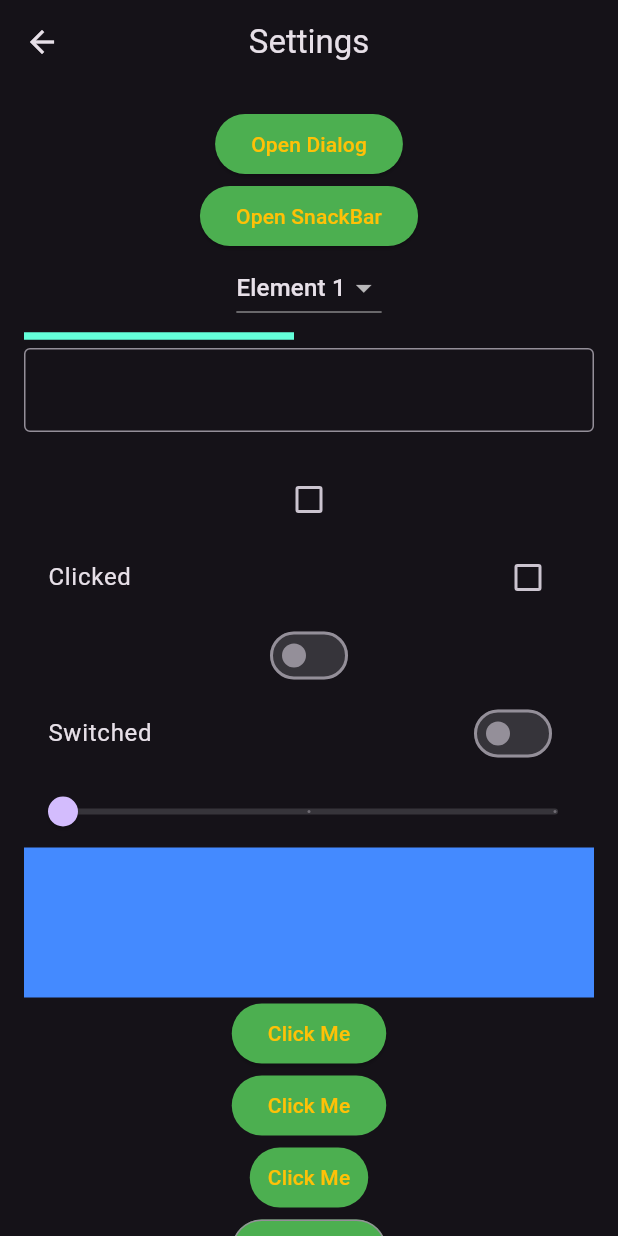
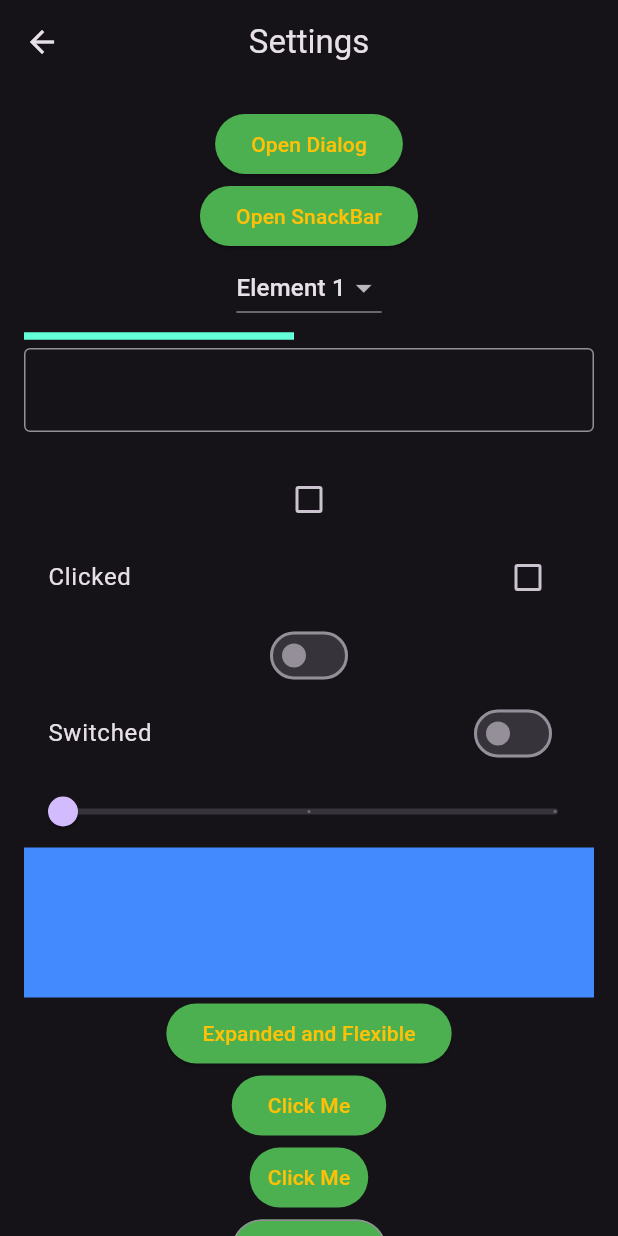
Before and after one commit to Mohamed-Samir-Ibrahim/Practice, a Flutter app: the SettingPage screen opened directly, after a tap on "Click Me", on a phone screen of 412 x 824 dp. Run offline on Flutter 3.47's test engine with Material 3 defaults, Android fonts, the phone set to English and light mode, and no system bars; our stand-ins replace lottie, shared_preferences; accounts and stored records are empty.

Commit message:
feat: added expanded-and-flexible-widgets.

```diff
--- a/lib/second_basics/presentation/view/setting_page.dart
+++ b/lib/second_basics/presentation/view/setting_page.dart
@@ -1,4 +1,5 @@
 import 'package:flutter/material.dart';
+import 'package:flutter_practice/second_basics/presentation/view/expanded_flexible_widget.dart';
 
 class SettingPage extends StatefulWidget {
   const SettingPage({super.key});
@@ -147,12 +148,17 @@ class _SettingPageState extends State<SettingPage> {
                   ),
                 ),
                 ElevatedButton(
-                  onPressed: () => print('ElevatedButton'),
+                  onPressed: () => Navigator.push(
+                    context,
+                    MaterialPageRoute(
+                      builder: (context) => ExpandedFlexibleWidget(),
+                    ),
+                  ),
                   style: ElevatedButton.styleFrom(
                     backgroundColor: Colors.green,
                     foregroundColor: Colors.amber,
                   ),
-                  child: Text('Click Me'),
+                  child: Text('Expanded and Flexible'),
                 ),
                 FilledButton(
                   onPressed: () => print('FilledButton'),
```
Also changed, not shown: lib/second_basics/presentation/view/expanded_flexible_widget.dart (added, +37 -0 lines).
